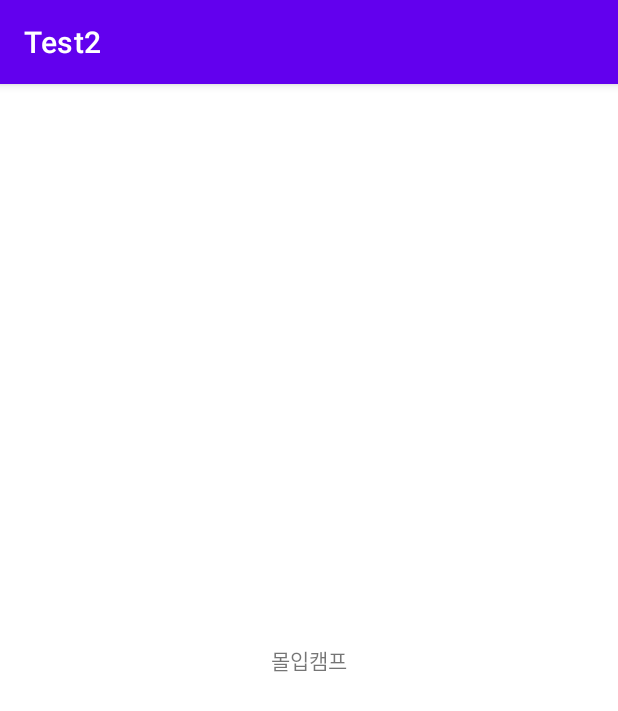
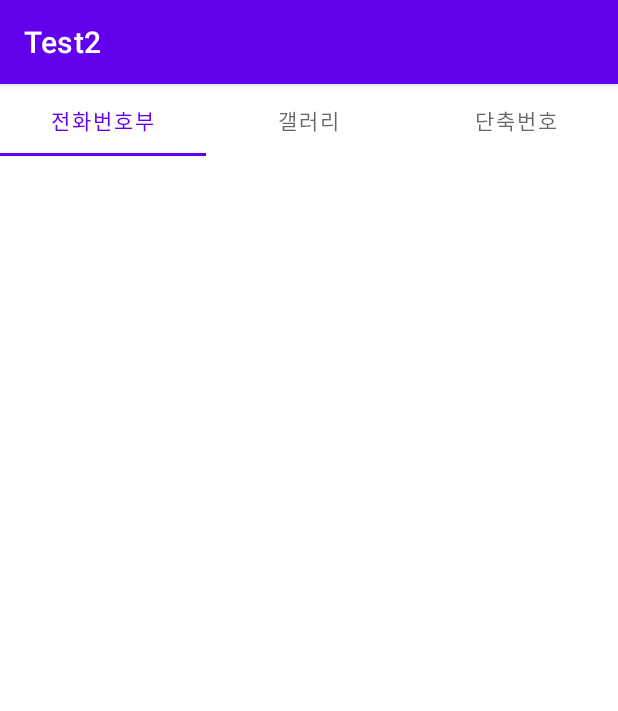
Before and after one commit to jsjclink/madcamp1w, an Android app: the screen it shows after launch (MainActivity), on a phone screen of 412 x 824 dp. Shown: the top 711 px of the screen. Run offline under Robolectric (Android 15) with nearby library versions, the phone set to English and light mode, and no system bars.

Commit message:
Tab Layout Implemented

```diff
--- a/app/src/main/java/com/example/test2/MainActivity.java
+++ b/app/src/main/java/com/example/test2/MainActivity.java
@@ -9,6 +9,6 @@ public class MainActivity extends AppCompatActivity {
     @Override
     protected void onCreate(Bundle savedInstanceState) {
         super.onCreate(savedInstanceState);
-        setContentView(R.layout.activity_2);
+        setContentView(R.layout.activity_main);
     }
 }
--- a/app/src/main/res/layout/activity_2.xml
+++ /dev/null
@@ -1,18 +0,0 @@
-<?xml version="1.0" encoding="utf-8"?>
-<androidx.constraintlayout.widget.ConstraintLayout xmlns:android="http://schemas.android.com/apk/res/android"
-    xmlns:app="http://schemas.android.com/apk/res-auto"
-    xmlns:tools="http://schemas.android.com/tools"
-    android:layout_width="match_parent"
-    android:layout_height="match_parent"
-    tools:context=".MainActivity">
-
-    <TextView
-        android:layout_width="wrap_content"
-        android:layout_height="wrap_content"
-        android:text="몰입캠프"
-        app:layout_constraintBottom_toBottomOf="parent"
-        app:layout_constraintEnd_toEndOf="parent"
-        app:layout_constraintStart_toStartOf="parent"
-        app:layout_constraintTop_toTopOf="parent" />
-
-</androidx.constraintlayout.widget.ConstraintLayout>
--- a/app/src/main/res/layout/activity_main.xml
+++ b/app/src/main/res/layout/activity_main.xml
@@ -1,18 +1,33 @@
 <?xml version="1.0" encoding="utf-8"?>
-<androidx.constraintlayout.widget.ConstraintLayout xmlns:android="http://schemas.android.com/apk/res/android"
-    xmlns:app="http://schemas.android.com/apk/res-auto"
+<LinearLayout xmlns:android="http://schemas.android.com/apk/res/android"
     xmlns:tools="http://schemas.android.com/tools"
     android:layout_width="match_parent"
     android:layout_height="match_parent"
+    android:orientation="vertical"
     tools:context=".MainActivity">
 
-    <TextView
-        android:layout_width="wrap_content"
-        android:layout_height="wrap_content"
-        android:text="매캠매캠!"
-        app:layout_constraintBottom_toBottomOf="parent"
-        app:layout_constraintEnd_toEndOf="parent"
-        app:layout_constraintStart_toStartOf="parent"
-        app:layout_constraintTop_toTopOf="parent" />
+    <com.google.android.material.tabs.TabLayout
+        android:layout_width="match_parent"
+        android:layout_height="wrap_content">
 
-</androidx.constraintlayout.widget.ConstraintLayout>
+        <com.google.android.material.tabs.TabItem
+            android:layout_width="wrap_content"
+            android:layout_height="wrap_content"
+            android:text="@string/tab1"/>
+
+        <com.google.android.material.tabs.TabItem
+            android:layout_width="wrap_content"
+            android:layout_height="wrap_content"
+            android:text="@string/tab2" />
+
+        <com.google.android.material.tabs.TabItem
+            android:layout_width="wrap_content"
+            android:layout_height="wrap_content"
+            android:text="@string/tab3" />
+    </com.google.android.material.tabs.TabLayout>
+
+    <androidx.viewpager2.widget.ViewPager2
+        android:layout_width="match_parent"
+        android:layout_height="match_parent" />
+
+</LinearLayout>
--- a/app/src/main/res/values/strings.xml
+++ b/app/src/main/res/values/strings.xml
@@ -1,3 +1,7 @@
 <resources>
     <string name="app_name">Test2</string>
+    <string name="hello_blank_fragment">Hello blank fragment</string>
+    <string name="tab1">전화번호부</string>
+    <string name="tab2">갤러리</string>
+    <string name="tab3">단축번호</string>
 </resources>
```
